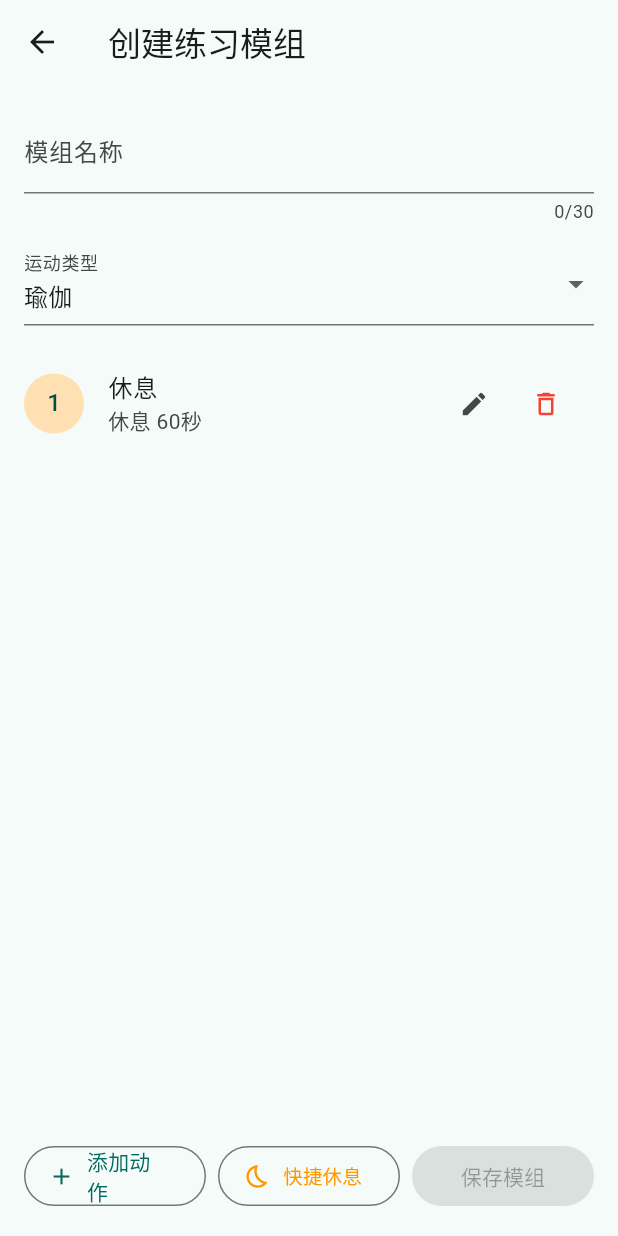
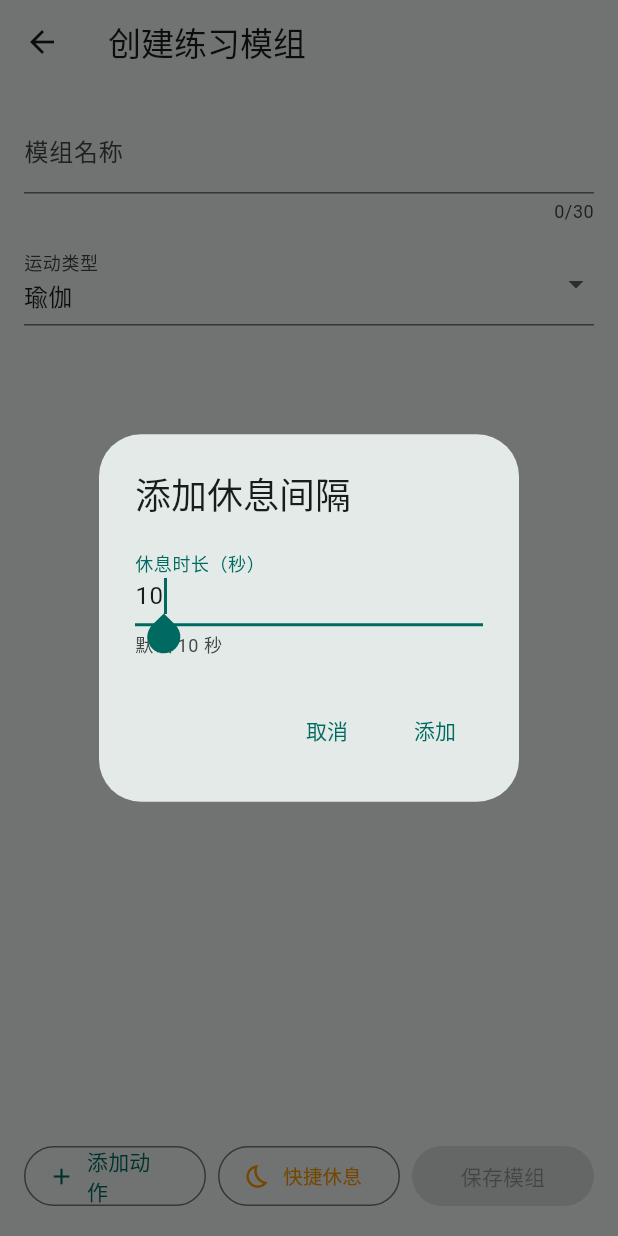
Before and after one commit to generaljxw/moveon, a Flutter app: the ModuleCreateScreen screen opened directly, after a tap on "快捷休息", on a phone screen of 412 x 824 dp. Run offline on Flutter 3.47's test engine with Material 3 defaults, Android fonts, the phone set to English and light mode, and no system bars; our stand-ins replace audioplayers, flutter_tts, shared_preferences, sqflite_common_ffi, video_player; accounts and stored records are empty.

Commit message:
fix: quick-rest button opens duration dialog with 10s default
用户点击'快捷休息'后弹出仅含时长的轻量对话框，默认 10 秒、自动聚焦，无需输入名称。

```diff
--- a/lib/screens/diy/module_create_screen.dart
+++ b/lib/screens/diy/module_create_screen.dart
@@ -47,6 +47,48 @@ class _ModuleCreateScreenState extends State<ModuleCreateScreen> {
   /// 保存按钮是否可用：名称非空 + 至少1个非休息动作
   bool get _canSave =>
       _name.trim().isNotEmpty && _actions.any((a) => !a.isRest);
+
+  /// 快捷休息对话框 — 仅需输入时长，名称固定为"休息"，默认 10 秒
+  Future<void> _showQuickRestDialog() async {
+    final durationCtrl = TextEditingController(text: '10');
+
+    final result = await showDialog<bool>(
+      context: context,
+      builder: (ctx) => AlertDialog(
+        title: const Text('添加休息间隔'),
+        content: TextField(
+          controller: durationCtrl,
+          decoration: const InputDecoration(
+            labelText: '休息时长（秒）', hintText: '5-600', helperText: '默认 10 秒'),
+          keyboardType: TextInputType.number,
+          autofocus: true, // 自动聚焦，方便快速输入
+        ),
+        actions: [
+          TextButton(onPressed: () => Navigator.of(ctx).pop(false), child: const Text('取消')),
+          TextButton(
+            onPressed: () {
+              final dur = int.tryParse(durationCtrl.text);
+              if (dur == null || dur < 5 || dur > 600) {
+                ScaffoldMessenger.of(context).showSnackBar(
+                  const SnackBar(content: Text('时长范围为 5-600 秒')));
+                return;
+              }
+              Navigator.of(ctx).pop(true);
+            },
+            child: const Text('添加'),
+          ),
+        ],
+      ),
+    );
+
+    if (result == true) {
+      setState(() => _actions.add(_ActionDraft(
+        name: '休息',
+        durationSeconds: int.parse(durationCtrl.text),
+        isRest: true,
+      )));
+    }
+  }
 
   /// 弹出"添加动作"对话框
   Future<void> _showAddActionDialog({_ActionDraft? editTarget, int? editIndex}) async {
@@ -241,16 +283,13 @@ class _ModuleCreateScreenState extends State<ModuleCreateScreen> {
               ),
             ),
             const SizedBox(width: 8),
-            // 快捷休息：一键添加 60 秒休息间隔，无需输入名称
+            // 快捷休息：弹出时长选择对话框，默认 10 秒
             Expanded(
               child: OutlinedButton.icon(
                 icon: const Icon(Icons.bedtime_outlined, size: 18),
                 label: const Text('快捷休息', style: TextStyle(fontSize: 13)),
                 style: OutlinedButton.styleFrom(foregroundColor: Colors.orange),
-                onPressed: () {
-                  setState(() => _actions.add(_ActionDraft(
-                    name: '休息', durationSeconds: 60, isRest: true)));
-                },
+                onPressed: () => _showQuickRestDialog(),
               ),
             ),
             const SizedBox(width: 8),
```
